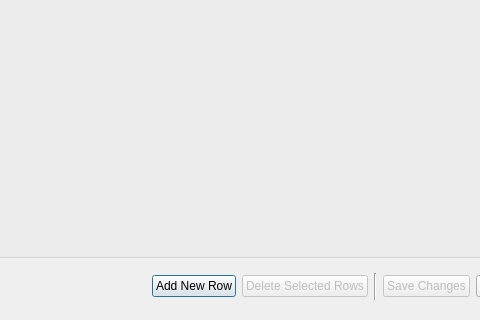
The window that opus_gui/config/generalmanager/all_variables_edit.ui (psrc/urbansim) describes before a commit, drawn with Qt 5; both pictures show x 424 to 904 and y 280 to 600 of the 1000 by 600 pixel window.
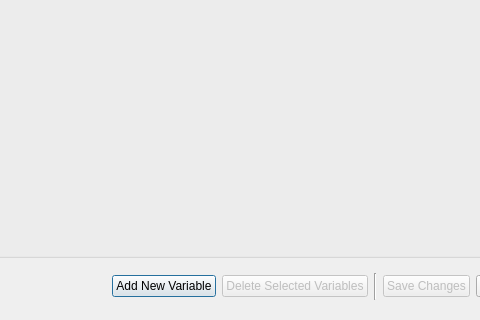
The same window after the commit.

Commit message: in expression library editor, renamed "Add Row" to "Add New Variable" and "Delete Selected Rows" to "Delete Selected Variables"

Diff of the .ui file:
```diff
--- a/opus_gui/config/generalmanager/all_variables_edit.ui
+++ b/opus_gui/config/generalmanager/all_variables_edit.ui
@@ -50,7 +50,7 @@
          <bool>true</bool>
         </property>
         <property name="text" >
-         <string>Add New Row</string>
+         <string>Add New Variable</string>
         </property>
        </widget>
       </item>
@@ -60,7 +60,7 @@
          <bool>false</bool>
         </property>
         <property name="text" >
-         <string>Delete Selected Rows</string>
+         <string>Delete Selected Variables</string>
         </property>
        </widget>
       </item>
```
Left out of the diff: 4 changed lines with no effect on the pictures. The commit also changes 3 other files.
